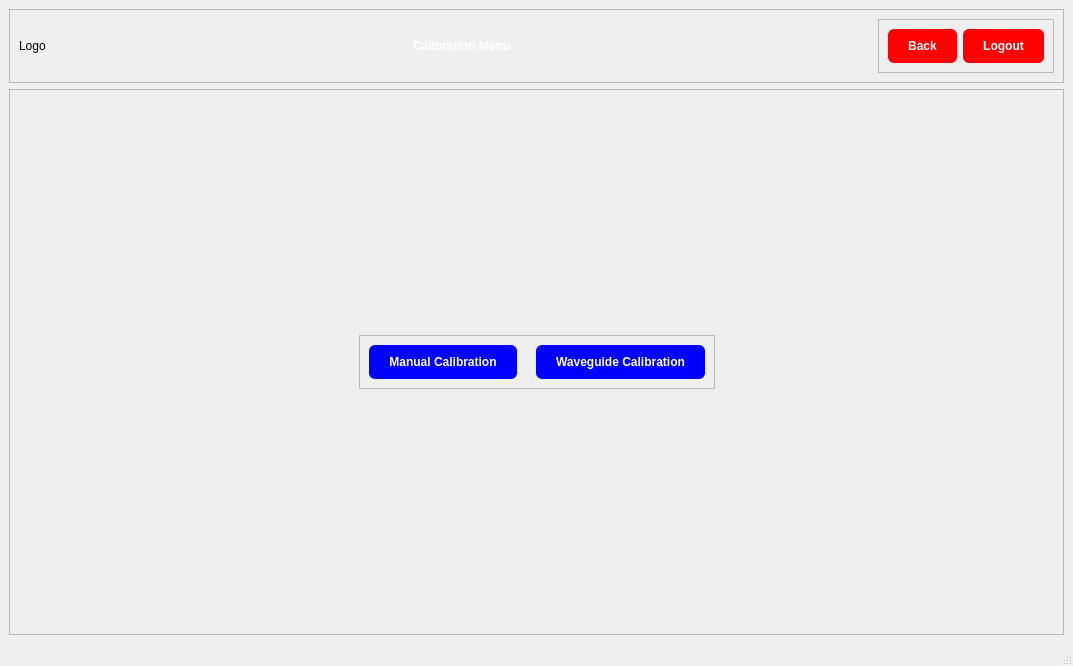
Old version of the form Assets/UiFiles/calibrationMenuPage.ui in the repository Jeffrey-Ragland/pyqt5IOCLTwo.
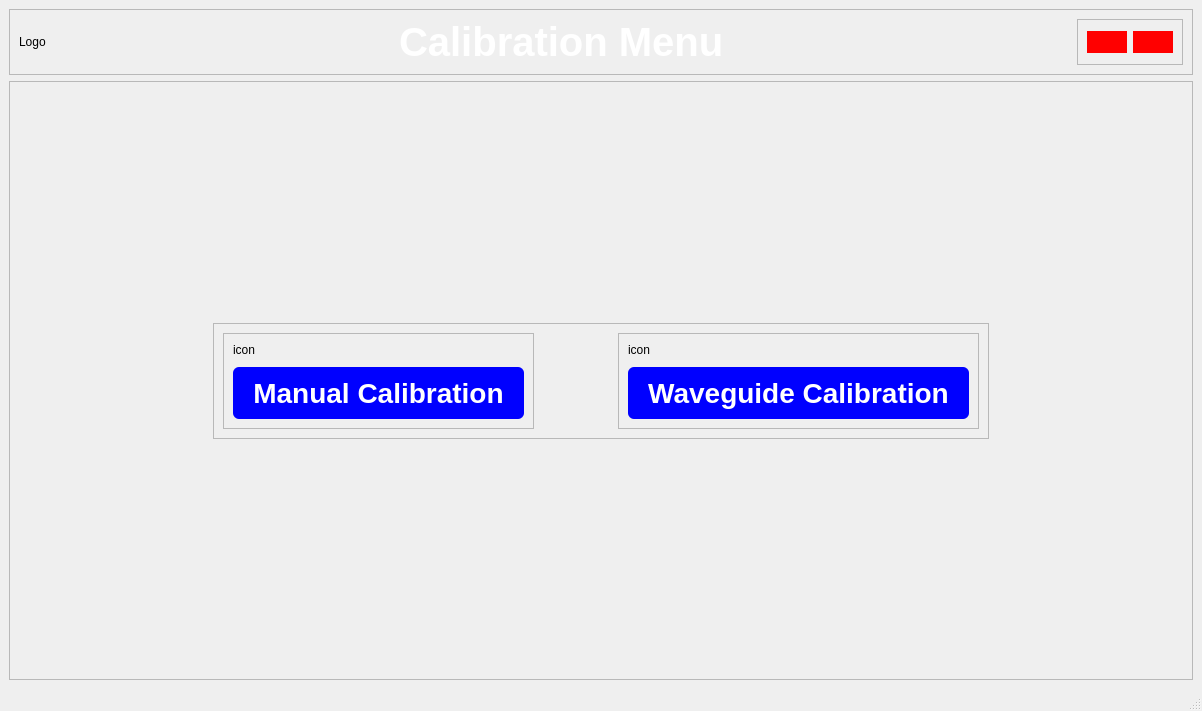
New version of the form.

What changed in the file:
```diff
--- a/Assets/UiFiles/calibrationMenuPage.ui
+++ b/Assets/UiFiles/calibrationMenuPage.ui
@@ -6,15 +6,15 @@
    <rect>
     <x>0</x>
     <y>0</y>
-    <width>1073</width>
-    <height>666</height>
+    <width>1202</width>
+    <height>711</height>
    </rect>
   </property>
   <property name="windowTitle">
    <string>MainWindow</string>
   </property>
   <widget class="QWidget" name="centralwidget">
-   <layout class="QVBoxLayout" name="verticalLayout">
+   <layout class="QVBoxLayout" name="verticalLayout_3">
     <item>
      <widget class="QFrame" name="frame">
       <property name="frameShape">
@@ -38,7 +38,7 @@
          </property>
          <property name="sizeHint" stdset="0">
           <size>
-           <width>315</width>
+           <width>324</width>
            <height>20</height>
           </size>
          </property>
@@ -50,6 +50,7 @@
           <string notr="true">QLabel {
     color: white;
 	font-weight: bold;
+	font-size: 40px;
 }</string>
          </property>
          <property name="text">
@@ -64,7 +65,7 @@
          </property>
          <property name="sizeHint" stdset="0">
           <size>
-           <width>315</width>
+           <width>324</width>
            <height>20</height>
           </size>
          </property>
@@ -76,8 +77,8 @@
           <string notr="true">QPushButton {
 	background-color: rgb(255, 0, 0);
    	color: white;
-	border-radius: 6px;
-	padding: 10px 20px;
+	border-radius: 16px;
+	padding: 4px;
 	font: bold;
 }
 </string>
@@ -92,14 +93,14 @@
           <item>
            <widget class="QPushButton" name="calibrationMenuBackButton">
             <property name="text">
-             <string>Back</string>
+             <string/>
             </property>
            </widget>
           </item>
           <item>
            <widget class="QPushButton" name="calibrationMenuLogoutButton">
             <property name="text">
-             <string>Logout</string>
+             <string/>
             </property>
            </widget>
           </item>
@@ -117,7 +118,7 @@
       <property name="frameShadow">
        <enum>QFrame::Raised</enum>
       </property>
-      <layout class="QGridLayout" name="gridLayout">
+      <layout class="QGridLayout" name="gridLayout" columnstretch="1,4,1">
        <item row="0" column="1">
         <spacer name="verticalSpacer">
          <property name="orientation">
@@ -126,7 +127,7 @@
          <property name="sizeHint" stdset="0">
           <size>
            <width>20</width>
-           <height>207</height>
+           <height>210</height>
           </size>
          </property>
         </spacer>
@@ -138,7 +139,7 @@
          </property>
          <property name="sizeHint" stdset="0">
           <size>
-           <width>275</width>
+           <width>189</width>
            <height>20</height>
           </size>
          </property>
@@ -152,16 +153,36 @@
          <property name="frameShadow">
           <enum>QFrame::Raised</enum>
          </property>
-         <layout class="QHBoxLayout" name="horizontalLayout_3">
+         <layout class="QHBoxLayout" name="horizontalLayout_3" stretch="1,1,1">
+          <item>
+           <widget class="QFrame" name="frame_5">
+            <property name="frameShape">
+             <enum>QFrame::StyledPanel</enum>
+            </property>
+            <property name="frameShadow">
+             <enum>QFrame::Raised</enum>
+            </property>
+            <layout class="QVBoxLayout" name="verticalLayout">
+             <property name="spacing">
+              <number>10</number>
+             </property>
+             <item>
+              <widget class="QLabel" name="manualCalibrationIconLabel">
+               <property name="text">
+                <string>icon</string>
+               </property>
+              </widget>
+             </item>
           <item>
            <widget class="QPushButton" name="manualCalibrationButton">
             <property name="styleSheet">
              <string notr="true">#manualCalibrationButton {
 	background-color: rgb(0, 0, 255);
-   color: white;
+   	color: white;
 	border-radius: 6px;
 	padding: 10px 20px;
 	font: bold;
+	font-size: 28px;
 }
 
 
@@ -172,6 +193,9 @@
             </property>
            </widget>
           </item>
+            </layout>
+           </widget>
+          </item>
           <item>
            <spacer name="horizontalSpacer_3">
             <property name="orientation">
@@ -179,21 +203,41 @@
             </property>
             <property name="sizeHint" stdset="0">
              <size>
-              <width>13</width>
+              <width>28</width>
               <height>20</height>
              </size>
             </property>
            </spacer>
+          </item>
+          <item>
+           <widget class="QFrame" name="frame_6">
+            <property name="frameShape">
+             <enum>QFrame::StyledPanel</enum>
+            </property>
+            <property name="frameShadow">
+             <enum>QFrame::Raised</enum>
+            </property>
+            <layout class="QVBoxLayout" name="verticalLayout_2">
+             <property name="spacing">
+              <number>10</number>
+             </property>
+             <item>
+              <widget class="QLabel" name="waveguideCalibrationIconLabel">
+               <property name="text">
+                <string>icon</string>
+               </property>
+              </widget>
           </item>
           <item>
            <widget class="QPushButton" name="waveguideCalibrationButton">
             <property name="styleSheet">
              <string notr="true">#waveguideCalibrationButton {
 	background-color: rgb(0, 0, 255);
-   color: white;
+   	color: white;
 	border-radius: 6px;
 	padding: 10px 20px;
 	font: bold;
+	font-size: 28px;
 }
 
 
@@ -207,6 +251,9 @@
          </layout>
         </widget>
        </item>
+         </layout>
+        </widget>
+       </item>
        <item row="1" column="2">
         <spacer name="horizontalSpacer_5">
          <property name="orientation">
@@ -214,7 +261,7 @@
          </property>
          <property name="sizeHint" stdset="0">
           <size>
-           <width>275</width>
+           <width>189</width>
            <height>20</height>
           </size>
          </property>
@@ -228,7 +275,7 @@
          <property name="sizeHint" stdset="0">
           <size>
            <width>20</width>
-           <height>208</height>
+           <height>210</height>
           </size>
          </property>
         </spacer>
```
Left out of the diff: 4 changed lines with no effect on the pictures. Lines whose indentation alone changed are shown as unchanged.
